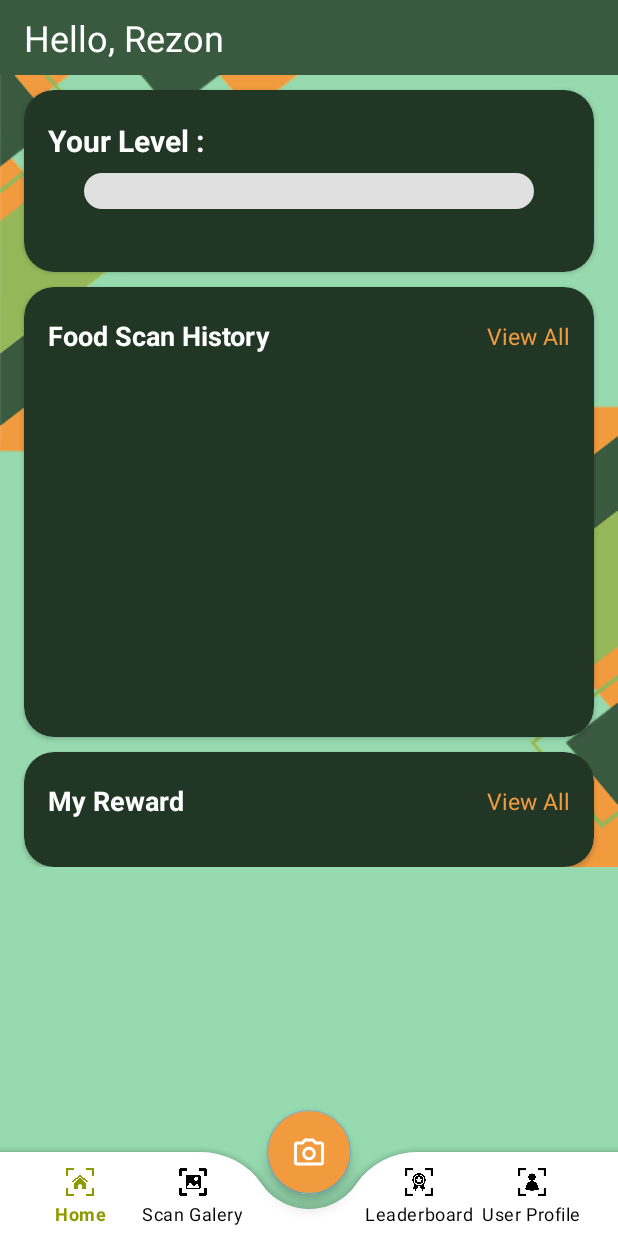
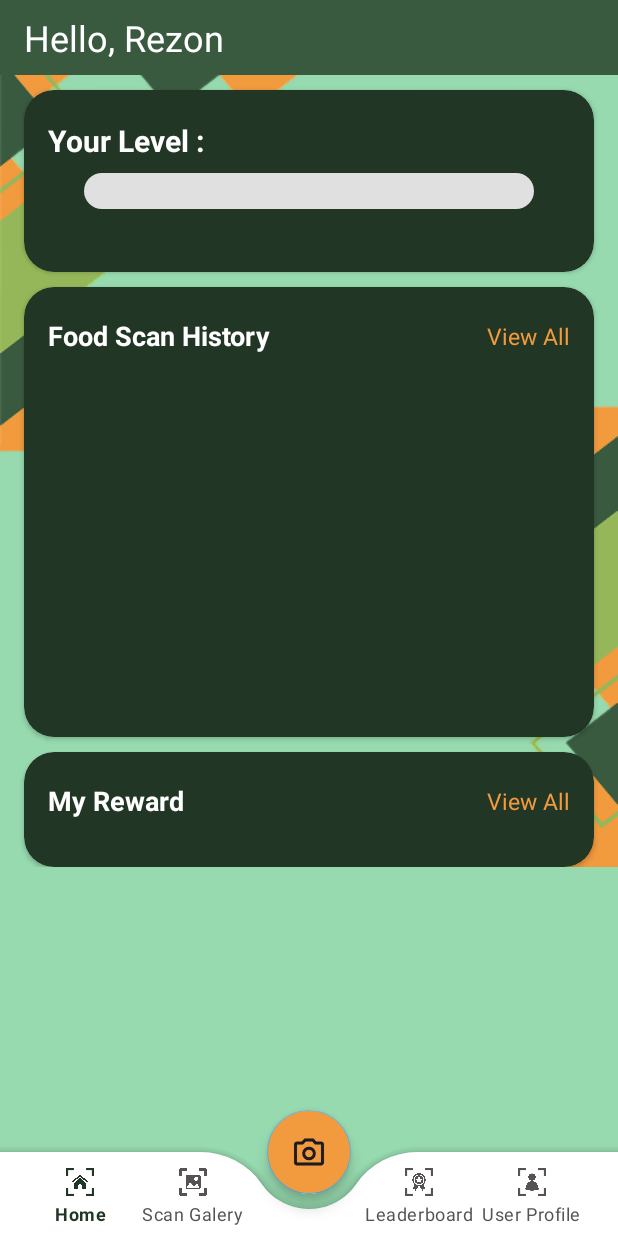
Before and after one commit to RezonHaGun/Foodlergic_Gamification_UI-UX, an Android app: the HomeFragment screen opened through its navigation route, on a phone screen of 412 x 824 dp. Run offline under Robolectric (Android 15) with nearby library versions, the light colour scheme and no system bars; our stand-ins replace Dagger/Hilt's generated code, Firebase (no records; nobody signed in at launch, a user with empty details on screens opened directly), navigation-ui; pictures from the network do not load; 1 statement that could not run was skipped.

```diff
--- a/app/src/main/java/com/maranatha/foodlergic/presentation/MainActivity.kt
+++ b/app/src/main/java/com/maranatha/foodlergic/presentation/MainActivity.kt
@@ -9,6 +9,7 @@
 import androidx.navigation.ui.AppBarConfiguration
 import androidx.navigation.ui.setupActionBarWithNavController
 import androidx.navigation.ui.setupWithNavController
+import com.google.android.material.floatingactionbutton.FloatingActionButton
 import com.google.firebase.analytics.FirebaseAnalytics
 import com.maranatha.foodlergic.R
 import com.maranatha.foodlergic.databinding.ActivityMainBinding
@@ -59,6 +60,8 @@
                 R.id.predictCameraFragment,
             ) // Specify top-level destinations
         )
+        val fab = findViewById<FloatingActionButton>(R.id.fab)
+        fab.imageTintList = null // disable tint total
         // Setup ActionBar with Navigation
         setupActionBarWithNavController(navController, appBarConfiguration)
         binding.bottomNavigationView.setupWithNavController(navController)
--- a/app/src/main/res/color/nav_item_color.xml
+++ b/app/src/main/res/color/nav_item_color.xml
@@ -1,5 +1,5 @@
 <?xml version="1.0" encoding="utf-8"?>
 <selector xmlns:android="http://schemas.android.com/apk/res/android">
-    <item android:color="@color/custom_color_primary" android:state_checked="true"/>
-    <item android:color="@color/black"/>
+    <item android:color="@color/custom_color_secondary_light" android:state_checked="true"/>
+    <item android:color="#585353"/>
 </selector>
--- a/app/src/main/res/layout/activity_main.xml
+++ b/app/src/main/res/layout/activity_main.xml
@@ -59,6 +59,7 @@
         android:id="@+id/fab"
         android:layout_width="wrap_content"
         android:layout_height="wrap_content"
+        android:tint="@color/black"
         android:src="@drawable/ic_camera"
         android:backgroundTint="@color/color_button"
         app:layout_anchor="@id/bottomAppBar" />
--- a/app/src/main/res/layout/item_food_scan_history.xml
+++ b/app/src/main/res/layout/item_food_scan_history.xml
@@ -42,6 +42,7 @@
         android:layout_marginStart="5dp"
         android:ellipsize="end"
         android:maxLines="1"
+        android:textColor="#585353"
         android:text="Kepiting Saus Padangffffffffff"
         app:layout_constraintStart_toEndOf="@id/tvAllergyLabel"
         app:layout_constraintEnd_toStartOf="@id/tvPoint"
```
Also changed, not shown: app/src/main/res/drawable/ic_camera_black.xml (added, +7 -0 lines).
